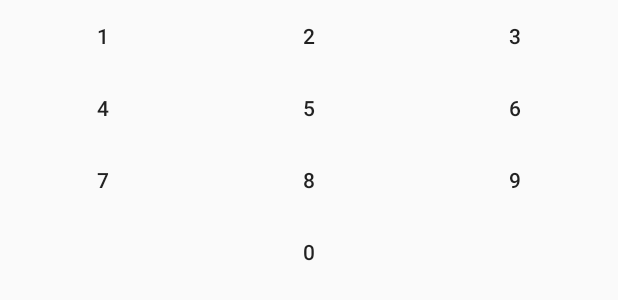
After one commit to AquaMorph/Play-Stopper, an Android app: the layout dial.xml on its own in the app's theme, with its tools: preview values and no code run, on a phone screen of 412 x 824 dp. The commit adds this screen. Shown: the top 300 px of the screen. Run offline under Robolectric (Android 15) with nearby library versions, the phone set to English and light mode, and no system bars.

Commit message:
Added basic notification system and dial layout

```diff
--- /dev/null
+++ b/mobile/src/main/res/layout/dial.xml
@@ -0,0 +1,108 @@
+<?xml version="1.0" encoding="utf-8"?>
+<TableLayout xmlns:android="http://schemas.android.com/apk/res/android"
+			 android:orientation="horizontal"
+			 android:layout_width="match_parent"
+			 android:layout_height="match_parent">
+
+	<TableRow
+		android:layout_width="fill_parent"
+		android:layout_height="fill_parent">
+
+		<Button
+			style="?android:attr/borderlessButtonStyle"
+			android:layout_width="0dp"
+			android:layout_height="wrap_content"
+			android:layout_weight="1"
+			android:text="@string/button1"
+			android:id="@+id/number1"/>
+
+		<Button
+			style="?android:attr/borderlessButtonStyle"
+			android:layout_width="0dp"
+			android:layout_height="wrap_content"
+			android:layout_weight="1"
+			android:text="@string/button2"
+			android:id="@+id/number2"/>
+
+		<Button
+			style="?android:attr/borderlessButtonStyle"
+			android:layout_width="0dp"
+			android:layout_height="wrap_content"
+			android:layout_weight="1"
+			android:text="@string/button3"
+			android:id="@+id/number3"/>
+	</TableRow>
+
+	<TableRow
+		android:layout_width="fill_parent"
+		android:layout_height="fill_parent">
+
+		<Button
+			style="?android:attr/borderlessButtonStyle"
+			android:layout_width="0dp"
+			android:layout_height="wrap_content"
+			android:layout_weight="1"
+			android:text="@string/button4"
+			android:id="@+id/number4"/>
+
+		<Button
+			style="?android:attr/borderlessButtonStyle"
+			android:layout_width="0dp"
+			android:layout_height="wrap_content"
+			android:layout_weight="1"
+			android:text="@string/button5"
+			android:id="@+id/number5"/>
+
+		<Button
+			style="?android:attr/borderlessButtonStyle"
+			android:layout_width="0dp"
+			android:layout_height="wrap_content"
+			android:layout_weight="1"
+			android:text="@string/button6"
+			android:id="@+id/number6"/>
+	</TableRow>
+
+	<TableRow
+		android:layout_width="fill_parent"
+		android:layout_height="fill_parent">
+
+		<Button
+			style="?android:attr/borderlessButtonStyle"
+			android:layout_width="0dp"
+			android:layout_height="wrap_content"
+			android:layout_weight="1"
+			android:text="@string/button7"
+			android:id="@+id/number7"/>
+
+		<Button
+			style="?android:attr/borderlessButtonStyle"
+			android:layout_width="0dp"
+			android:layout_height="wrap_content"
+			android:layout_weight="1"
+			android:text="@string/button8"
+			android:id="@+id/number8"/>
+
+		<Button
+			style="?android:attr/borderlessButtonStyle"
+			android:layout_width="0dp"
+			android:layout_height="wrap_content"
+			android:layout_weight="1"
+			android:text="@string/button9"
+			android:id="@+id/number9"/>
+	</TableRow>
+
+	<TableRow
+		android:layout_width="fill_parent"
+		android:layout_height="fill_parent">
+
+		<Button
+			style="?android:attr/borderlessButtonStyle"
+			android:layout_width="0dp"
+			android:layout_height="wrap_content"
+			android:layout_weight="1"
+			android:text="@string/button0"
+			android:id="@+id/number0"/>
+
+	</TableRow>
+
+</TableLayout>
--- a/mobile/src/main/res/values/strings.xml
+++ b/mobile/src/main/res/values/strings.xml
@@ -9,4 +9,16 @@
 	<string name="secondsText">Seconds:</string>
 	<string name="minutesText">Minutes:</string>
 	<string name="hoursText">Hours:</string>
+	<string name="button0">0</string>
+	<string name="button1">1</string>
+	<string name="button2">2</string>
+	<string name="button3">3</string>
+	<string name="button4">4</string>
+	<string name="button5">5</string>
+	<string name="button6">6</string>
+	<string name="button7">7</string>
+	<string name="button8">8</string>
+	<string name="button9">9</string>
+
+
 </resources>
```
Also changed, not shown: mobile/src/main/java/com/aquamorph/playstopper/MainActivity.java (+11 -77 lines), mobile/src/main/java/com/aquamorph/playstopper/Notifications.java (+7 -1 lines), mobile/src/main/java/com/aquamorph/playstopper/Timer.java (+73 -15 lines), mobile/src/main/res/drawable-hdpi/ic_pause_white_48dp.png (added), mobile/src/main/res/drawable-hdpi/ic_play_arrow_white_48dp.png (added), mobile/src/main/res/drawable-mdpi/ic_pause_white_48dp.png (added), mobile/src/main/res/drawable-mdpi/ic_play_arrow_white_48dp.png (added), mobile/src/main/res/drawable-xhdpi/ic_pause_white_48dp.png (added), mobile/src/main/res/drawable-xhdpi/ic_play_arrow_white_48dp.png (added), mobile/src/main/res/drawable-xxhdpi/ic_pause_white_48dp.png (added), mobile/src/main/res/drawable-xxhdpi/ic_play_arrow_white_48dp.png (added), mobile/src/main/res/drawable-xxxhdpi/ic_pause_white_48dp.png (added), mobile/src/main/res/drawable-xxxhdpi/ic_play_arrow_white_48dp.png (added), 3 other files. Lines whose indentation alone changed are shown as unchanged.
